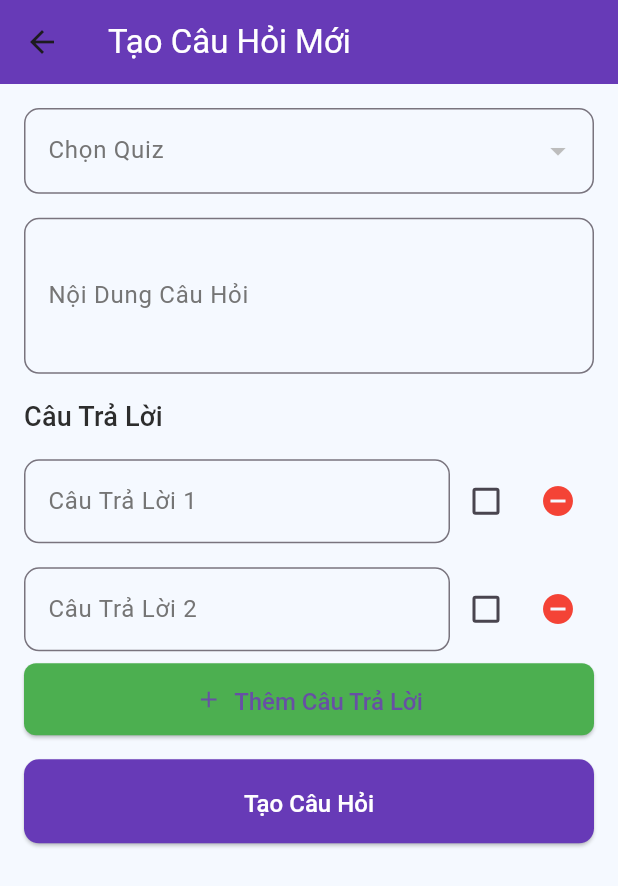
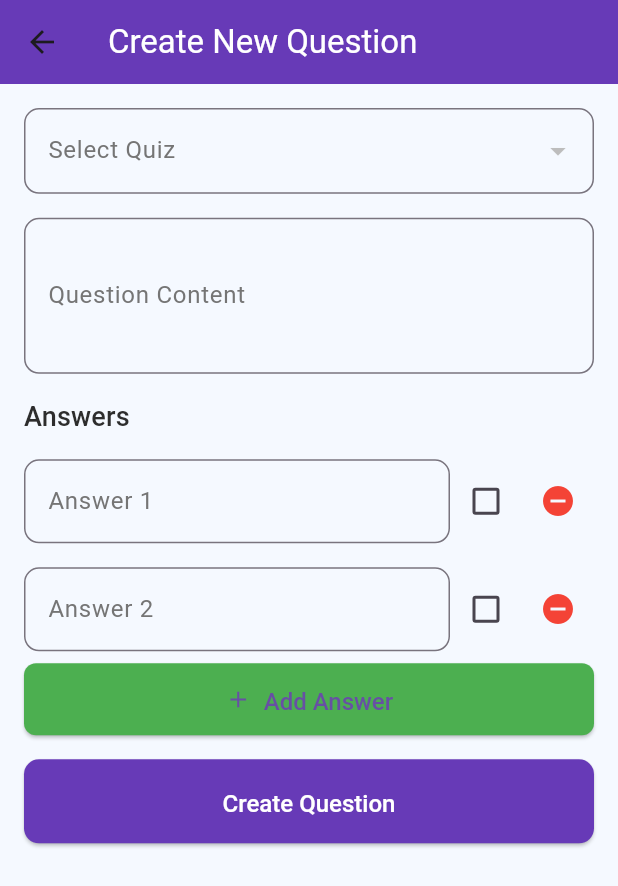
Before and after one commit to XT-xuantruong/quiz_app_flutter, a Flutter app: the CreateEditQuestionScreen screen opened directly, on a phone screen of 412 x 824 dp. Shown: the top 886 px of the screen. Run offline on Flutter 3.47's test engine with Material 3 defaults, Android fonts, the phone set to English and light mode, and no system bars; our stand-ins replace cloud_firestore, firebase_core, flutter_dotenv, image_picker, shared_preferences; missing offline and left inert: cloudinary_flutter, cloudinary_public, cloudinary_url_gen; accounts and stored records are empty.

Commit message:
convert to English

```diff
--- a/lib/screens/create_category_screen.dart
+++ b/lib/screens/create_category_screen.dart
@@ -61,11 +61,9 @@ class _CreateEditCategoryScreenState extends State<CreateEditCategoryScreen> {
     }
   }
 
-
   Future<void> _submitForm() async {
     if (_formKey.currentState!.validate()) {
       try {
-
         CategoryModel.Category newCategory = CategoryModel.Category(
           id: widget.category?.id ?? CategoryModel.Category.generateId(),
           title: _titleController.text,
@@ -75,12 +73,12 @@ class _CreateEditCategoryScreenState extends State<CreateEditCategoryScreen> {
         if (widget.category == null) {
           await _categoryService.addCategory(newCategory);
           ScaffoldMessenger.of(context).showSnackBar(
-            SnackBar(content: Text('Tạo danh mục thành công'), backgroundColor: AppColors.correctAnswer),
+            SnackBar(content: Text('Category Created Successfully'), backgroundColor: AppColors.correctAnswer),
           );
         } else {
           await _categoryService.updateCategory(newCategory);
           ScaffoldMessenger.of(context).showSnackBar(
-            SnackBar(content: Text('Cập nhật danh mục thành công'), backgroundColor: AppColors.correctAnswer,),
+            SnackBar(content: Text('Category Updated Successfully'), backgroundColor: AppColors.correctAnswer,),
           );
         }
 
@@ -96,7 +94,7 @@ class _CreateEditCategoryScreenState extends State<CreateEditCategoryScreen> {
       } catch (e) {
         ScaffoldMessenger.of(context).showSnackBar(
           SnackBar(
-            content: Text('Lỗi: ${e.toString()}'),
+            content: Text('Error: ${e.toString()}'),
             backgroundColor: AppColors.wrongAnswer,
           ),
         );
@@ -109,7 +107,7 @@ class _CreateEditCategoryScreenState extends State<CreateEditCategoryScreen> {
     return Scaffold(
       appBar: AppBar(
         title: Text(
-          widget.category == null ? 'Tạo Danh Mục Mới' : 'Chỉnh Sửa Danh Mục',
+          widget.category == null ? 'Create New Category' : 'Edit Category',
           style: TextStyle(color: Colors.white),
         ),
         backgroundColor: Colors.deepPurple,
@@ -123,12 +121,12 @@ class _CreateEditCategoryScreenState extends State<CreateEditCategoryScreen> {
               TextFormField(
                 controller: _titleController,
                 decoration: InputDecoration(
-                  labelText: 'Tên Danh Mục',
+                  labelText: 'Category Name',
                   border: OutlineInputBorder(),
                 ),
                 validator: (value) {
                   if (value == null || value.isEmpty) {
-                    return 'Vui lòng nhập tên danh mục';
+                    return 'Please enter category name';
                   }
                   return null;
                 },
@@ -141,7 +139,7 @@ class _CreateEditCategoryScreenState extends State<CreateEditCategoryScreen> {
                   color: Colors.white,
                 ),
                 label: Text(
-                  'Chọn Ảnh',
+                  'Choose Image',
                   style: TextStyle(color: Colors.white),
                 ),
                 style: ElevatedButton.styleFrom(
@@ -181,7 +179,7 @@ class _CreateEditCategoryScreenState extends State<CreateEditCategoryScreen> {
               ElevatedButton(
                 onPressed: _submitForm,
                 child: Text(
-                  widget.category == null ? 'Tạo Danh Mục' : 'Cập Nhật',
+                  widget.category == null ? 'Create Category' : 'Update',
                   style: TextStyle(color: Colors.white),
                 ),
                 style: ElevatedButton.styleFrom(
--- a/lib/screens/create_edit_question_screen.dart
+++ b/lib/screens/create_edit_question_screen.dart
@@ -12,7 +12,7 @@ class CreateEditQuestionScreen extends StatefulWidget {
   final QuestionModel? question;
   final QuizModel? initialQuiz;
   final AnswerModel? answer;
-  final QuestionModel? initialQuestion; // Add this line
+  final QuestionModel? initialQuestion;
 
   const CreateEditQuestionScreen({
     Key? key,
@@ -63,8 +63,6 @@ class _CreateEditQuestionScreenState extends State<CreateEditQuestionScreen> {
     }
 
     _loadQuizzes();
-
-
   }
 
   void _loadQuizzes() async {
@@ -74,14 +72,12 @@ class _CreateEditQuestionScreenState extends State<CreateEditQuestionScreen> {
         _quizzes = quizzes;
       });
     } catch (e) {
-      _showErrorSnackBar('Lỗi tải danh sách quiz: $e', );
+      _showErrorSnackBar('Error loading quiz list: $e');
     }
   }
 
-
   void _loadExistingAnswers() async {
     try {
-
       final answers = await _answersService.getAnswersByQuestion(
           FirebaseFirestore.instance.collection('questions').doc(widget.question!.id)
       );
@@ -102,9 +98,10 @@ class _CreateEditQuestionScreenState extends State<CreateEditQuestionScreen> {
 
       setState(() {});
     } catch (e) {
-      _showErrorSnackBar('Lỗi tải câu trả lời: $e');
+      _showErrorSnackBar('Error loading answers: $e');
     }
   }
+
   void _addOptionField({
     String optionText = '',
     bool isCorrect = false,
@@ -134,19 +131,19 @@ class _CreateEditQuestionScreenState extends State<CreateEditQuestionScreen> {
 
         // Validate at least one correct answer
         if (!_isCorrectOptions.contains(true)) {
-          _showErrorSnackBar('Phải có ít nhất một câu trả lời đúng');
+          _showErrorSnackBar('At least one correct answer is required');
           return;
         }
 
         // Validate option texts
         for (var controller in _optionControllers) {
           if (controller.text.trim().isEmpty) {
-            _showErrorSnackBar('Không được để trống câu trả lời');
+            _showErrorSnackBar('Answer cannot be empty');
             return;
           }
         }
 
-        // Tạo hoặc cập nhật câu hỏi
+        // Create or update question
         final question = QuestionModel(
           id: widget.question?.id,
           quiz_id: FirebaseFirestore.instance
@@ -160,7 +157,7 @@ class _CreateEditQuestionScreenState extends State<CreateEditQuestionScreen> {
         final _db = FirebaseFirestore.instance;
 
         if (widget.question == null) {
-          // Thêm mới
+          // Add new
           await _questionsService.addQuestion(question);
           questionRef = (await _db.collection('questions')
               .where('quiz_id', isEqualTo: question.quiz_id)
@@ -170,7 +167,7 @@ class _CreateEditQuestionScreenState extends State<CreateEditQuestionScreen> {
               .first
               .reference;
         } else {
-          // Cập nhật
+          // Update
           await _questionsService.updateQuestion(question);
           questionRef = _db.collection('questions').doc(widget.question!.id);
         }
@@ -199,13 +196,13 @@ class _CreateEditQuestionScreenState extends State<CreateEditQuestionScreen> {
 
         _showSuccessSnackBar(
             widget.question == null
-                ? 'Thêm câu hỏi thành công'
-                : 'Cập nhật câu hỏi thành công'
+                ? 'Question added successfully'
+                : 'Question updated successfully'
         );
 
         Navigator.of(context).pop(true);
       } catch (e) {
-        _showErrorSnackBar('Lỗi lưu câu hỏi: $e');
+        _showErrorSnackBar('Error saving question: $e');
       }
     }
   }
@@ -216,8 +213,8 @@ class _CreateEditQuestionScreenState extends State<CreateEditQuestionScreen> {
       appBar: AppBar(
         title: Text(
           widget.question == null
-              ? 'Tạo Câu Hỏi Mới'
-              : 'Chỉnh Sửa Câu Hỏi',
+              ? 'Create New Question'
+              : 'Edit Question',
           style: const TextStyle(color: Colors.white),
         ),
         backgroundColor: Colors.deepPurple,
@@ -231,7 +228,7 @@ class _CreateEditQuestionScreenState extends State<CreateEditQuestionScreen> {
               // Quiz Dropdown
               DropdownButtonFormField<QuizModel>(
                 decoration: InputDecoration(
-                  labelText: 'Chọn Quiz',
+                  labelText: 'Select Quiz',
                   border: OutlineInputBorder(
                     borderRadius: BorderRadius.circular(10),
                   ),
@@ -250,7 +247,7 @@ class _CreateEditQuestionScreenState extends State<CreateEditQuestionScreen> {
                 },
                 validator: (value) {
                   if (value == null) {
-                    return 'Vui lòng chọn quiz';
+                    return 'Please select a quiz';
                   }
                   return null;
                 },
@@ -261,7 +258,7 @@ class _CreateEditQuestionScreenState extends State<CreateEditQuestionScreen> {
               TextFormField(
                 controller: _questionTextController,
                 decoration: InputDecoration(
-                  labelText: 'Nội Dung Câu Hỏi',
+                  labelText: 'Question Content',
                   border: OutlineInputBorder(
                     borderRadius: BorderRadius.circular(10),
                   ),
@@ -269,7 +266,7 @@ class _CreateEditQuestionScreenState extends State<CreateEditQuestionScreen> {
                 maxLines: 3,
                 validator: (value) {
                   if (value == null || value.trim().isEmpty) {
-                    return 'Vui lòng nhập nội dung câu hỏi';
+                    return 'Please enter question content';
                   }
                   return null;
                 },
@@ -278,7 +275,7 @@ class _CreateEditQuestionScreenState extends State<CreateEditQuestionScreen> {
 
               // Options Section
               Text(
-                'Câu Trả Lời',
+                'Answers',
                 style: Theme.of(context).textTheme.titleMedium,
               ),
               const SizedBox(height: 8),
@@ -293,7 +290,7 @@ class _CreateEditQuestionScreenState extends State<CreateEditQuestionScreen> {
                         child: TextFormField(
                           controller: _optionControllers[index],
                           decoration: InputDecoration(
-                            labelText: 'Câu Trả Lời ${index + 1}',
+                            labelText: 'Answer ${index + 1}',
                             border: OutlineInputBorder(
                               borderRadius: BorderRadius.circular(10),
                             ),
@@ -323,7 +320,7 @@ class _CreateEditQuestionScreenState extends State<CreateEditQuestionScreen> {
               ElevatedButton.icon(
                 onPressed: () => _addOptionField(),
                 icon: const Icon(Icons.add),
-                label: const Text('Thêm Câu Trả Lời'),
+                label: const Text('Add Answer'),
                 style: ElevatedButton.styleFrom(
                   backgroundColor: Colors.green,
                 ),
@@ -342,8 +339,8 @@ class _CreateEditQuestionScreenState extends State<CreateEditQuestionScreen> {
                 ),
                 child: Text(
                   widget.question == null
-                      ? 'Tạo Câu Hỏi'
-                      : 'Cập Nhật Câu Hỏi',
+                      ? 'Create Question'
+                      : 'Update Question',
                   style: const TextStyle(
                     color: Colors.white,
                     fontSize: 16,
@@ -351,6 +348,7 @@ class _CreateEditQuestionScreenState extends State<CreateEditQuestionScreen> {
                 ),
               ),
             ],
+
           ),
         ),
       ),
--- a/lib/screens/create_quiz_screen.dart
+++ b/lib/screens/create_quiz_screen.dart
@@ -52,13 +52,12 @@ class _CreateQuizScreenState extends State<CreateQuizScreen> {
     try {
       _categories = await CategoryService().getCategories();
 
-
       setState(() {});
     } catch (e) {
-      // Xử lý lỗi khi lấy danh sách danh mục
+      // Handle error when loading category list
       ScaffoldMessenger.of(context).showSnackBar(
         SnackBar(
-          content: Text('Lỗi khi tải danh mục: $e'),
+          content: Text('Error loading categories: $e'),
           backgroundColor: AppColors.correctAnswer,
         ),
       );
@@ -117,8 +116,9 @@ class _CreateQuizScreenState extends State<CreateQuizScreen> {
       });
       ScaffoldMessenger.of(context).showSnackBar(
         SnackBar(
-          content: Text('Lỗi tải ảnh: $e'),
-            backgroundColor: AppColors.wrongAnswer       ),
+          content: Text('Image upload error: $e'),
+          backgroundColor: AppColors.wrongAnswer,
+        ),
       );
       return null;
     }
@@ -145,12 +145,12 @@ class _CreateQuizScreenState extends State<CreateQuizScreen> {
         if (widget.quiz == null) {
           await _quizService.addQuiz(quiz);
           ScaffoldMessenger.of(context).showSnackBar(
-            SnackBar(content: Text('Tạo quiz thành công'), backgroundColor: AppColors.correctAnswer),
+            SnackBar(content: Text('Quiz created successfully'), backgroundColor: AppColors.correctAnswer),
           );
         } else {
           await _quizService.updateQuiz(quiz);
           ScaffoldMessenger.of(context).showSnackBar(
-            SnackBar(content: Text('Cập nhật quiz thành công'), backgroundColor: AppColors.correctAnswer),
+            SnackBar(content: Text('Quiz updated successfully'), backgroundColor: AppColors.correctAnswer),
           );
         }
 
@@ -158,7 +158,7 @@ class _CreateQuizScreenState extends State<CreateQuizScreen> {
       } catch (e) {
         ScaffoldMessenger.of(context).showSnackBar(
           SnackBar(
-            content: Text('Lỗi: ${e.toString()}'),
+            content: Text('Error: ${e.toString()}'),
             backgroundColor: Colors.red,
           ),
         );
@@ -166,13 +166,12 @@ class _CreateQuizScreenState extends State<CreateQuizScreen> {
     }
   }
 
-
   @override
   Widget build(BuildContext context) {
     return Scaffold(
       appBar: AppBar(
         title: Text(
-          widget.quiz == null ? 'Tạo Quiz Mới' : 'Chỉnh Sửa Quiz',
+          widget.quiz == null ? 'Create New Quiz' : 'Edit Quiz',
           style: TextStyle(color: Colors.white),
         ),
         backgroundColor: Colors.deepPurple,
@@ -183,16 +182,15 @@ class _CreateQuizScreenState extends State<CreateQuizScreen> {
           key: _formKey,
           child: ListView(
             children: [
-
               TextFormField(
                 controller: _titleController,
                 decoration: InputDecoration(
-                  labelText: 'Tiêu đề Quiz',
+                  labelText: 'Quiz Title',
                   border: OutlineInputBorder(),
                 ),
                 validator: (value) {
                   if (value == null || value.isEmpty) {
-                    return 'Vui lòng nhập tiêu đề';
+                    return 'Please enter a title';
                   }
                   return null;
                 },
@@ -201,12 +199,12 @@ class _CreateQuizScreenState extends State<CreateQuizScreen> {
               TextFormField(
                 controller: _descriptionController,
                 decoration: InputDecoration(
-                  labelText: 'Mô tả',
+                  labelText: 'Description',
                   border: OutlineInputBorder(),
                 ),
                 validator: (value) {
                   if (value == null || value.isEmpty) {
-                    return 'Vui lòng nhập mô tả';
+                    return 'Please enter a description';
                   }
                   return null;
                 },
@@ -214,7 +212,7 @@ class _CreateQuizScreenState extends State<CreateQuizScreen> {
               SizedBox(height: 16),
               DropdownButtonFormField<String>(
                 decoration: InputDecoration(
-                  labelText: 'Danh mục',
+                  labelText: 'Category',
                   border: OutlineInputBorder(),
                 ),
                 value: _categories.isNotEmpty && _categoryController.text.isNotEmpty
@@ -230,7 +228,7 @@ class _CreateQuizScreenState extends State<CreateQuizScreen> {
                 }).toList(),
                 validator: (value) {
                   if (value == null || value.isEmpty) {
-                    return 'Vui lòng chọn danh mục';
+                    return 'Please select a category';
                   }
                   return null;
                 },
@@ -239,18 +237,17 @@ class _CreateQuizScreenState extends State<CreateQuizScreen> {
                     _categoryController.text = value!;  // Store category id as text for form submission
                   });
                 },
-              )
-,
+              ),
               SizedBox(height: 16),
               ElevatedButton.icon(
                 onPressed: _pickImage,
                 icon: Icon(Icons.image, color: Colors.white,),
-                label: Text(style: TextStyle(color: Colors.white), 'Chọn Ảnh'),
+                label: Text(style: TextStyle(color: Colors.white), 'Choose Image'),
                 style: ElevatedButton.styleFrom(
                   backgroundColor: Colors.deepPurple,
                 ),
               ),
-              // Hiển thị ảnh đã chọn hoặc ảnh hiện tại
+              // Display selected or current image
               if (_imageFile != null)
                 Padding(
                   padding: const EdgeInsets.symmetric(vertical: 16.0),
@@ -278,14 +275,17 @@ class _CreateQuizScreenState extends State<CreateQuizScreen> {
                     fit: BoxFit.cover,
                   ),
                 ),
-              // Nếu đang upload thì hiển thị loading
+              // Show loading if uploading
               if (_isUploading)
                 Center(child: CircularProgressIndicator()),
 
               SizedBox(height: 16),
               ElevatedButton(
                 onPressed: _submitForm,
-                child: Text(style: TextStyle(color: Colors.white),widget.quiz == null ? 'Tạo Quiz' : 'Cập Nhật'),
+                child: Text(
+                  style: TextStyle(color: Colors.white),
+                  widget.quiz == null ? 'Create Quiz' : 'Update',
+                ),
                 style: ElevatedButton.styleFrom(
                   backgroundColor: Colors.deepPurple,
                   minimumSize: Size(double.infinity, 50),
--- a/lib/screens/edit_profile_screen.dart
+++ b/lib/screens/edit_profile_screen.dart
@@ -98,7 +98,7 @@ class _EditProfileScreenState extends State<EditProfileScreen> {
       });
       ScaffoldMessenger.of(context).showSnackBar(
         SnackBar(
-          content: Text('Lỗi tải ảnh: $e'),
+          content: Text('Error upload images: $e'),
             backgroundColor: AppColors.wrongAnswer
         ),
       );
@@ -173,7 +173,7 @@ class _EditProfileScreenState extends State<EditProfileScreen> {
             ElevatedButton.icon(
               onPressed: _pickImage,
               icon: Icon(Icons.image),
-              label: Text('Chọn Ảnh'),
+              label: Text('Choose image'),
               style: ElevatedButton.styleFrom(
                 backgroundColor: Colors.deepPurple,
               ),
--- a/lib/screens/q&a_management_screen.dart
+++ b/lib/screens/q&a_management_screen.dart
@@ -53,7 +53,6 @@ class _QAManagementScreenState extends State<QAManagementScreen> {
 
     setState(() {
       _isAdmin = isAdmin ?? false;
-
     });
 
     if (_isAdmin) {
@@ -72,7 +71,7 @@ class _QAManagementScreenState extends State<QAManagementScreen> {
         _quizzes = quizzes;
       });
     } catch (e) {
-      _showErrorSnackBar('Lỗi tải danh sách quiz: $e');
+      _showErrorSnackBar('Error loading quiz list: $e');
     }
   }
 
@@ -105,7 +104,7 @@ class _QAManagementScreenState extends State<QAManagementScreen> {
       setState(() {
         _isLoading = false;
       });
-      _showErrorSnackBar('Lỗi tải danh sách câu hỏi: $e');
+      _showErrorSnackBar('Error loading question list: $e');
     }
   }
 
@@ -135,9 +134,9 @@ class _QAManagementScreenState extends State<QAManagementScreen> {
       setState(() {
         _questions.remove(question);
       });
-      _showSuccessSnackBar('Đã xóa câu hỏi');
+      _showSuccessSnackBar('Question deleted');
     } catch (e) {
-      _showErrorSnackBar('Lỗi xóa câu hỏi');
+      _showErrorSnackBar('Error deleting question');
     }
   }
 
@@ -147,9 +146,9 @@ class _QAManagementScreenState extends State<QAManagementScreen> {
       setState(() {
         _questionAnswers[question.id]?.remove(answer);
       });
-      _showSuccessSnackBar('Đã xóa câu trả lời');
+      _showSuccessSnackBar('Answer deleted');
     } catch (e) {
-      _showErrorSnackBar('Lỗi xóa câu trả lời');
+      _showErrorSnackBar('Error deleting answer');
     }
   }
 
@@ -157,11 +156,11 @@ class _QAManagementScreenState extends State<QAManagementScreen> {
     showDialog(
       context: context,
       builder: (context) => AlertDialog(
-        title: const Text('Xác nhận xóa'),
+        title: const Text('Confirm Deletion'),
         actions: [
           TextButton(
             onPressed: () => Navigator.of(context).pop(),
-            child: const Text('Hủy'),
+            child: const Text('Cancel'),
           ),
           TextButton(
             onPressed: () {
@@ -172,7 +171,7 @@ class _QAManagementScreenState extends State<QAManagementScreen> {
               }
               Navigator.of(context).pop();
             },
-            child: const Text('Xóa', style: TextStyle(color: Colors.red)),
+            child: const Text('Delete', style: TextStyle(color: Colors.red)),
           ),
         ],
       ),
@@ -205,10 +204,10 @@ class _QAManagementScreenState extends State<QAManagementScreen> {
   Widget build(BuildContext context) {
     if (!_isAdmin) {
       return Scaffold(
-        appBar: AppBar(title: const Text('Từ chối truy cập')),
+        appBar: AppBar(title: const Text('Access Denied')),
         body: const Center(
           child: Text(
-            'Bạn không có quyền truy cập trang này.',
+            'You do not have permission to access this page.',
             style: TextStyle(color: Colors.red),
           ),
         ),
@@ -219,8 +218,8 @@ class _QAManagementScreenState extends State<QAManagementScreen> {
       appBar: AppBar(
         title: Text(
           _isQuizView
-              ? 'Quản Lý Question & Answer'
-              : 'Câu Hỏi của Quiz: ${_selectedQuiz?.title ?? ''}',
+              ? 'Q&A Management'
+              : 'Questions of Quiz: ${_selectedQuiz?.title ?? ''}',
           style: const TextStyle(
             fontWeight: FontWeight.bold,
             fontSize: 20,
@@ -276,7 +275,7 @@ class _QAManagementScreenState extends State<QAManagementScreen> {
           margin: const EdgeInsets.symmetric(horizontal: 10, vertical: 5),
           child: ListTile(
             title: Text("QUIZ: " + quiz.title),
-            subtitle: Text('Số câu hỏi: ${quiz.questionCount}'),
+            subtitle: Text('Number of questions: ${quiz.questionCount}'),
             onTap: () => _loadQuestionsByQuiz(quiz),
           ),
         );
@@ -288,7 +287,7 @@ class _QAManagementScreenState extends State<QAManagementScreen> {
     if (_questions.isEmpty) {
       return Center(
         child: Text(
-          'Không có câu hỏi nào trong quiz này',
+          'No questions in this quiz',
           style: TextStyle(fontSize: 18),
         ),
       );
@@ -308,8 +307,8 @@ class _QAManagementScreenState extends State<QAManagementScreen> {
             ),
             subtitle: Text(
               answers.isNotEmpty
-                  ? '${answers.length} câu trả lời'
-                  : 'Chưa có câu trả lời',
+                  ? '${answers.length} answers'
+                  : 'No answers yet',
               style: const TextStyle(color: Colors.grey),
             ),
             trailing: Row(
@@ -337,7 +336,7 @@ class _QAManagementScreenState extends State<QAManagementScreen> {
                   children: [
                     if (answer.is_correct)
                       const Text(
-                        'Đây là câu đúng',
+                        'This is the correct answer',
                         style: TextStyle(
                           color: Colors.green,
                           fontWeight: FontWeight.bold,
```
Also changed, not shown: lib/screens/quiz_management_screen.dart (+6 -6 lines). Lines whose indentation alone changed are shown as unchanged.
